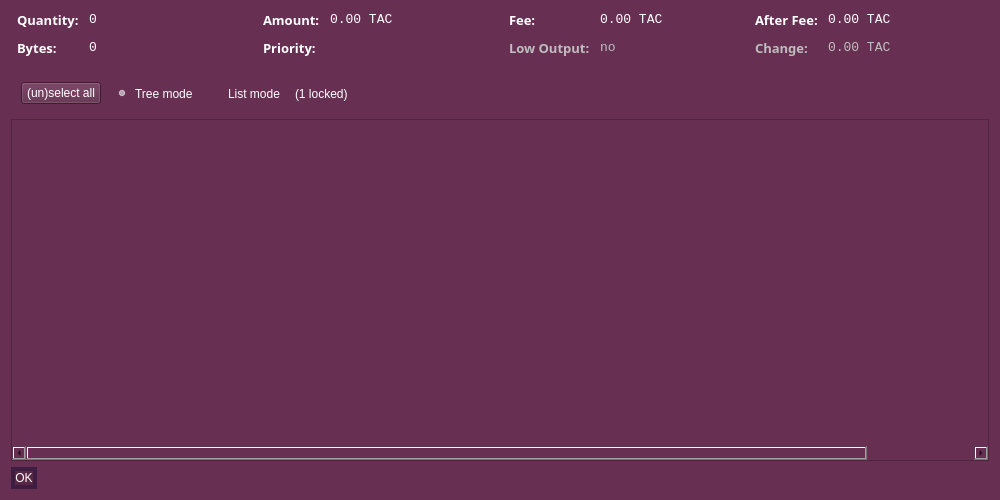
talkcoin/talkcoin-wallet, file src/qt/forms/coincontroldialog.ui: the form before one commit.
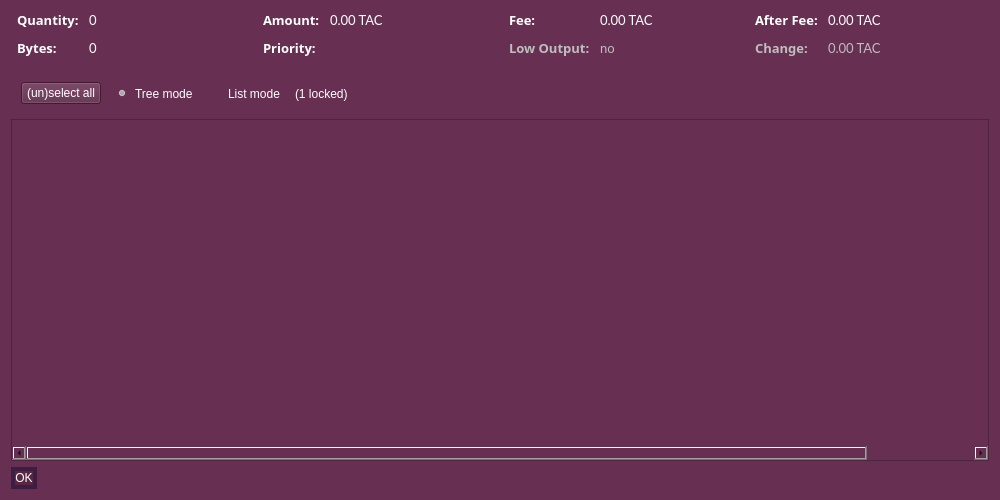
The form after the commit. Custom widgets are drawn as their Qt base class.

```diff
--- a/src/qt/forms/coincontroldialog.ui
+++ b/src/qt/forms/coincontroldialog.ui
@@ -297,7 +297,7 @@
          </property>
          <property name="font">
           <font>
-           <family>Monospace</family>
+           <family>Lato</family>
            <pointsize>10</pointsize>
           </font>
          </property>
@@ -565,7 +565,7 @@
          </property>
          <property name="font">
           <font>
-           <family>Monospace</family>
+           <family>Lato</family>
            <pointsize>10</pointsize>
           </font>
          </property>
@@ -849,7 +849,7 @@
          </property>
          <property name="font">
           <font>
-           <family>Monospace</family>
+           <family>Lato</family>
            <pointsize>10</pointsize>
           </font>
          </property>
@@ -1401,7 +1401,7 @@
          </property>
          <property name="font">
           <font>
-           <family>Monospace</family>
+           <family>Lato</family>
            <pointsize>10</pointsize>
           </font>
          </property>
@@ -1439,7 +1439,7 @@
          </property>
          <property name="font">
           <font>
-           <family>Monospace</family>
+           <family>Lato</family>
            <pointsize>10</pointsize>
           </font>
          </property>
@@ -1723,7 +1723,7 @@
          </property>
          <property name="font">
           <font>
-           <family>Monospace</family>
+           <family>Lato</family>
            <pointsize>10</pointsize>
           </font>
          </property>
@@ -1761,7 +1761,7 @@
          </property>
          <property name="font">
           <font>
-           <family>Monospace</family>
+           <family>Lato</family>
            <pointsize>10</pointsize>
           </font>
          </property>
```
Left out of the diff: 2 changed lines with no effect on the pictures.
